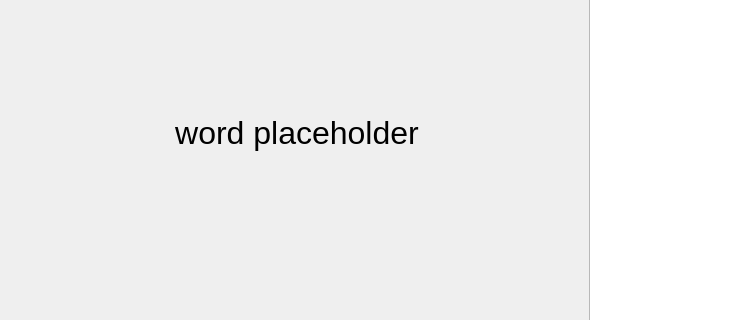
This is src/client/GameWidget.ui in mikolajdlugolecki/hangman-online as Qt 5 draws it before an edit; both pictures show x 0 to 732 and y 179 to 499 of the 900 by 600 pixel window. The edited form follows.
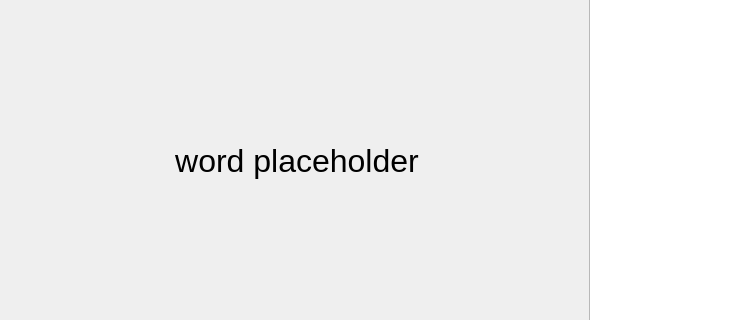
This is the edited form.

The edit to the form file:
```diff
--- a/src/client/GameWidget.ui
+++ b/src/client/GameWidget.ui
@@ -209,11 +209,6 @@
         </layout>
        </item>
        <item>
-        <layout class="QVBoxLayout" name="verticalLayout">
-         <property name="spacing">
-          <number>20</number>
-         </property>
-         <item>
           <spacer name="verticalSpacer">
            <property name="orientation">
             <enum>Qt::Vertical</enum>
@@ -226,6 +221,11 @@
            </property>
           </spacer>
          </item>
+       <item>
+        <layout class="QVBoxLayout" name="verticalLayout">
+         <property name="spacing">
+          <number>20</number>
+         </property>
          <item>
           <widget class="QLabel" name="maskedWordLabel">
            <property name="font">
```
Lines whose indentation alone changed are shown as unchanged.
